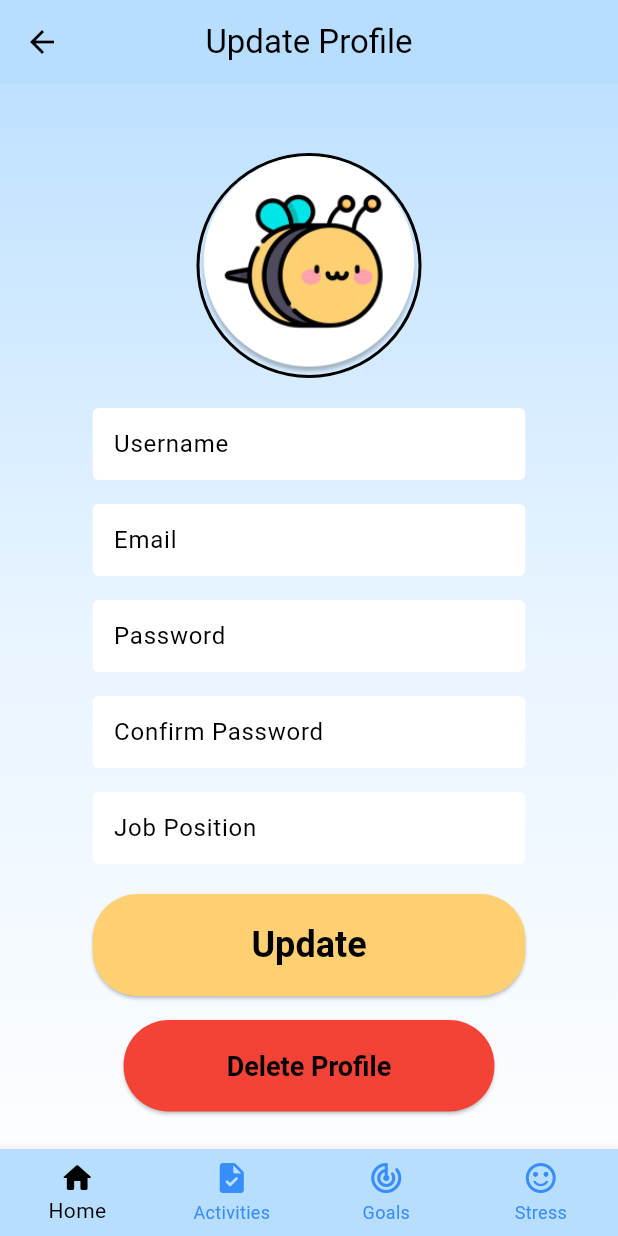
After one commit to maryamumairah/wellbeeapp, a Flutter app: the UpdateUserProfileScreen screen opened by its route, on a phone screen of 412 x 824 dp. The commit adds this screen. Run offline on Flutter 3.47's test engine with Material 3 defaults, Android fonts, the phone set to English and light mode, and no system bars; our stand-ins replace cloud_firestore, firebase_auth, firebase_core, fluttertoast, random_string; accounts and stored records are empty.

Commit message:
added update user profile screen with firebase

```diff
--- a/lib/main.dart
+++ b/lib/main.dart
@@ -4,6 +4,7 @@ import 'package:flutter/material.dart';
 import 'package:firebase_core/firebase_core.dart';
 import 'package:wellbeeapp/firebase_options.dart';
 import 'package:wellbeeapp/screens/user_profile_screen.dart';
+import 'package:wellbeeapp/screens/update_user_profile_screen.dart';
 import 'package:wellbeeapp/screens/welcome_screen.dart';
 import 'package:wellbeeapp/screens/login_screen.dart';
 import 'package:wellbeeapp/screens/register_screen.dart';
@@ -61,6 +62,7 @@ class MyApp extends StatelessWidget {
         Routes.login: (context) => const LoginScreen(),
         Routes.home: (context) => const HomeScreen(),
         Routes.userProfile: (context) => const UserProfile(),
+        Routes.updateUserProfile: (context) => const UpdateUserProfileScreen(),
         Routes.activity: (context) => const ActivityScreen(),
         Routes.addActivity: (context) => AddActivityScreen(),
         // Routes.editActivity: (context) => EditActivityScreen( ), // error
--- a/lib/routes.dart
+++ b/lib/routes.dart
@@ -6,6 +6,7 @@ class Routes {
   static const login = '/login';
   static const home = '/home';
   static const userProfile = '/userProfile';
+  static const updateUserProfile = '/updateUserProfile';
   static const activity = '/activity';
   static const addActivity = '/addActivity';
   static const editActivity = '/editActivity';
--- /dev/null
+++ b/lib/screens/update_user_profile_screen.dart
@@ -0,0 +1,364 @@
+import 'package:flutter/material.dart';
+import 'package:firebase_auth/firebase_auth.dart';
+import 'package:wellbeeapp/routes.dart';
+import 'package:cloud_firestore/cloud_firestore.dart';
+
+class UpdateUserProfileScreen extends StatefulWidget {
+  const UpdateUserProfileScreen({Key? key}) : super(key: key);
+
+  @override
+  _UpdateUserProfileScreenState createState() => _UpdateUserProfileScreenState();
+}
+
+class _UpdateUserProfileScreenState extends State<UpdateUserProfileScreen> {
+  int _currentIndex = 0;
+
+  final User? user = FirebaseAuth.instance.currentUser;
+
+  final _formKey = GlobalKey<FormState>();
+
+  final TextEditingController usernameController = TextEditingController();
+  final TextEditingController emailController = TextEditingController();
+  final TextEditingController passwordController = TextEditingController();
+  final TextEditingController confirmPasswordController = TextEditingController();
+  final TextEditingController jobPositionController = TextEditingController();
+
+  @override
+  void initState() {
+    super.initState();
+    if (user != null) {
+      usernameController.text = user!.displayName ?? '';
+      emailController.text = user!.email ?? '';
+      _loadUserProfile();
+    }
+  }
+
+  Future<void> _loadUserProfile() async {
+    if (user != null) {
+      DocumentSnapshot userDoc = await FirebaseFirestore.instance.collection('users').doc(user!.uid).get();
+      setState(() {
+        jobPositionController.text = userDoc['jobPosition'] ?? '';
+      });
+    }
+  }
+
+  Future<void> _updateProfile() async {
+    if (_formKey.currentState!.validate()) {
+      try {
+        await user?.updateProfile(displayName: usernameController.text);
+        if (emailController.text != user?.email) {
+          await user?.verifyBeforeUpdateEmail(emailController.text);
+        }
+        if (passwordController.text.isNotEmpty) {
+          await user?.updatePassword(passwordController.text);
+        }
+        await FirebaseFirestore.instance.collection('users').doc(user!.uid).update({
+          'jobPosition': jobPositionController.text,
+        });
+        await user?.reload();
+        ScaffoldMessenger.of(context).showSnackBar(
+          const SnackBar(content: Text('Profile updated successfully')),
+        );
+        Navigator.pop(context, {
+          'displayName': usernameController.text,
+          'email': emailController.text,
+          'jobPosition': jobPositionController.text,
+        });
+      } catch (e) {
+        ScaffoldMessenger.of(context).showSnackBar(
+          SnackBar(content: Text('Failed to update profile: $e')),
+        );
+      }
+    }
+  }
+
+  Future<void> _deleteProfile() async {
+    // Handle delete profile logic here
+  }
+
+  @override
+  Widget build(BuildContext context) {
+    return Scaffold(
+      appBar: AppBar(
+        backgroundColor: Theme.of(context).primaryColor,
+        title: const Text('Update Profile'),
+        centerTitle: true,
+        leading: IconButton(
+          icon: const Icon(Icons.arrow_back),
+          onPressed: () {
+            Navigator.pop(context);
+          },
+        ),
+      ),
+      body: SingleChildScrollView(
+        child: Center(
+          child: Padding(
+            padding: const EdgeInsets.all(16.0),
+            child: Column(
+              mainAxisAlignment: MainAxisAlignment.center,
+              crossAxisAlignment: CrossAxisAlignment.center, // Center the children horizontally
+              children: [
+                const SizedBox(height: 30.0),
+                Container(
+                  width: 150,
+                  height: 150,
+                  decoration: BoxDecoration(
+                    shape: BoxShape.circle,
+                    border: Border.all(
+                      color: Colors.black, // Set the border color
+                      width: 2.0, // Set the border width
+                    ),
+                  ),
+                  child: CircleAvatar(
+                    radius: 50,
+                    backgroundColor: Colors.transparent,
+                    backgroundImage: user?.photoURL != null
+                        ? NetworkImage(user!.photoURL!)
+                        : const AssetImage('assets/profile.png') as ImageProvider,
+                  ),
+                ),
+                const SizedBox(height: 20.0),
+                Form(
+                  key: _formKey,
+                  child: Column(
+                    children: [
+                      Container(
+                        width: MediaQuery.of(context).size.width * 0.7,
+                        child: TextFormField(
+                          controller: usernameController,
+                          decoration: const InputDecoration(
+                            labelText: 'Username',
+                            border: OutlineInputBorder(
+                              borderSide: BorderSide(color: Colors.transparent),
+                            ),
+                            enabledBorder: OutlineInputBorder(
+                              borderSide: BorderSide(color: Colors.transparent),
+                            ),
+                            focusedBorder: OutlineInputBorder(
+                              borderSide: BorderSide(color: Colors.black),
+                            ),
+                            fillColor: Colors.white,
+                            filled: true,
+                            contentPadding: EdgeInsets.symmetric(vertical: 10.0, horizontal: 10.0), // Adjust the padding to make the height smaller
+                          ),
+                          validator: (value) {
+                            if (value == null || value.isEmpty) {
+                              return 'Please enter your username';
+                            }
+                            return null;
+                          },
+                        ),
+                      ),
+                      const SizedBox(height: 16.0),
+                      Container(
+                        width: MediaQuery.of(context).size.width * 0.7,
+                        child: TextFormField(
+                          controller: emailController,
+                          decoration: const InputDecoration(
+                            labelText: 'Email',
+                            border: OutlineInputBorder(
+                              borderSide: BorderSide(color: Colors.transparent),
+                            ),
+                            enabledBorder: OutlineInputBorder(
+                              borderSide: BorderSide(color: Colors.transparent),
+                            ),
+                            focusedBorder: OutlineInputBorder(
+                              borderSide: BorderSide(color: Colors.black),
+                            ),
+                            fillColor: Colors.white,
+                            filled: true,
+                            contentPadding: EdgeInsets.symmetric(vertical: 10.0, horizontal: 10.0),
+                          ),
+                          validator: (value) {
+                            if (value == null || value.isEmpty) {
+                              return 'Please enter your email';
+                            }
+                            return null;
+                          },
+                        ),
+                      ),
+                      const SizedBox(height: 16.0),
+                      Container(
+                        width: MediaQuery.of(context).size.width * 0.7,
+                        child: TextFormField(
+                          controller: passwordController,
+                          decoration: const InputDecoration(
+                            labelText: 'Password',
+                            border: OutlineInputBorder(
+                              borderSide: BorderSide(color: Colors.transparent),
+                            ),
+                            enabledBorder: OutlineInputBorder(
+                              borderSide: BorderSide(color: Colors.transparent),
+                            ),
+                            focusedBorder: OutlineInputBorder(
+                              borderSide: BorderSide(color: Colors.black),
+                            ),
+                            fillColor: Colors.white,
+                            filled: true,
+                            contentPadding: EdgeInsets.symmetric(vertical: 10.0, horizontal: 10.0),
+                          ),
+                          obscureText: true,
+                          validator: (value) {
+                            if (value == null || value.isEmpty) {
+                              return 'Please enter your password';
+                            }
+                            if (value.length < 6) {
+                              return 'Password must be at least 6 characters';
+                            }
+                            return null;
+                          },
+                        ),
+                      ),
+                      const SizedBox(height: 16.0),
+                      Container(
+                        width: MediaQuery.of(context).size.width * 0.7,
+                        child: TextFormField(
+                          controller: confirmPasswordController,
+                          decoration: const InputDecoration(
+                            labelText: 'Confirm Password',
+                            border: OutlineInputBorder(
+                              borderSide: BorderSide(color: Colors.transparent),
+                            ),
+                            enabledBorder: OutlineInputBorder(
+                              borderSide: BorderSide(color: Colors.transparent),
+                            ),
+                            focusedBorder: OutlineInputBorder(
+                              borderSide: BorderSide(color: Colors.black),
+                            ),
+                            fillColor: Colors.white,
+                            filled: true,
+                            contentPadding: EdgeInsets.symmetric(vertical: 10.0, horizontal: 10.0),
+                          ),
+                          obscureText: true,
+                          validator: (value) {
+                            if (value == null || value.isEmpty) {
+                              return 'Please confirm your password';
+                            }
+                            if (value != passwordController.text) {
+                              return 'Passwords do not match';
+                            }
+                            return null;
+                          },
+                        ),
+                      ),
+                      const SizedBox(height: 16.0),
+                      Container(
+                        width: MediaQuery.of(context).size.width * 0.7,
+                        child: TextFormField(
+                          controller: jobPositionController,
+                          decoration: const InputDecoration(
+                            labelText: 'Job Position',
+                            border: OutlineInputBorder(
+                              borderSide: BorderSide(color: Colors.transparent),
+                            ),
+                            enabledBorder: OutlineInputBorder(
+                              borderSide: BorderSide(color: Colors.transparent),
+                            ),
+                            focusedBorder: OutlineInputBorder(
+                              borderSide: BorderSide(color: Colors.black),
+                            ),
+                            fillColor: Colors.white,
+                            filled: true,
+                            contentPadding: EdgeInsets.symmetric(vertical: 10.0, horizontal: 10.0),
+                          ),
+                          validator: (value) {
+                            if (value == null || value.isEmpty) {
+                              return 'Please enter your job position';
+                            }
+                            return null;
+                          },
+                        ),
+                      ),
+                      const SizedBox(height: 20.0),
+                      Container(
+                        width: MediaQuery.of(context).size.width * 0.7,
+                        child: ElevatedButton(
+                          onPressed: _updateProfile,
+                          style: ElevatedButton.styleFrom(
+                            padding: const EdgeInsets.symmetric(horizontal: 30, vertical: 20),
+                            textStyle: const TextStyle(
+                              fontSize: 24,
+                              fontWeight: FontWeight.bold,
+                            ),
+                            shape: RoundedRectangleBorder(
+                              borderRadius: BorderRadius.circular(30),
+                            ),
+                          ),
+                          child: const Text('Update'),
+                        ),
+                      ),
+                      const SizedBox(height: 16.0),
+                      Container(
+                        width: MediaQuery.of(context).size.width * 0.6,
+                        child: ElevatedButton(
+                          onPressed: _deleteProfile,
+                          style: ElevatedButton.styleFrom(
+                            padding: const EdgeInsets.symmetric(horizontal: 20, vertical: 20), backgroundColor: Colors.red,
+                            textStyle: const TextStyle(
+                              fontSize: 18,
+                              fontWeight: FontWeight.bold,
+                            ),
+                            shape: RoundedRectangleBorder(
+                              borderRadius: BorderRadius.circular(30),
+                            ),
+                          ),
+                          child: const Text('Delete Profile'),
+                        ),
+                      ),
+                    ],
+                  ),
+                ),
+              ],
+            ),
+          ),
+        ),
+      ),
+
+      bottomNavigationBar: BottomNavigationBar(
+        type: BottomNavigationBarType.fixed,
+        backgroundColor: Theme.of(context).primaryColor,
+        unselectedItemColor: const Color(0xFF378DF9),
+        selectedItemColor: Colors.black,
+        currentIndex: _currentIndex,
+        onTap: (int newIndex) {
+          setState(() {
+            _currentIndex = newIndex;
+          });
+          switch (newIndex) {
+            case 0:
+              Navigator.pushNamed(context, Routes.home);
+              break;
+            case 1:
+              Navigator.pushNamed(context, Routes.activity);
+              break;
+            case 2:
+              //Navigator.pushNamed(context, Routes.);
+              break;
+            case 3:
+              //Navigator.pushNamed(context, Routes.);
+              break;
+          }
+        },
+
+        items: const <BottomNavigationBarItem>[
+          BottomNavigationBarItem(
+            icon: Icon(Icons.home_rounded),
+            label: 'Home',
+          ),
+          BottomNavigationBarItem(
+            icon: Icon(Icons.task_rounded),
+            label: 'Activities',
+          ),
+          BottomNavigationBarItem(
+            icon: Icon(Icons.track_changes_rounded),
+            label: 'Goals',
+          ),
+          BottomNavigationBarItem(
+            icon: Icon(Icons.sentiment_satisfied_alt),
+            label: 'Stress',
+          ),
+        ],
+      ),
+    );
+  }
+}
```
Also changed, not shown: lib/screens/home_screen.dart (+24 -172 lines), lib/screens/user_profile_screen.dart (+11 -3 lines).
